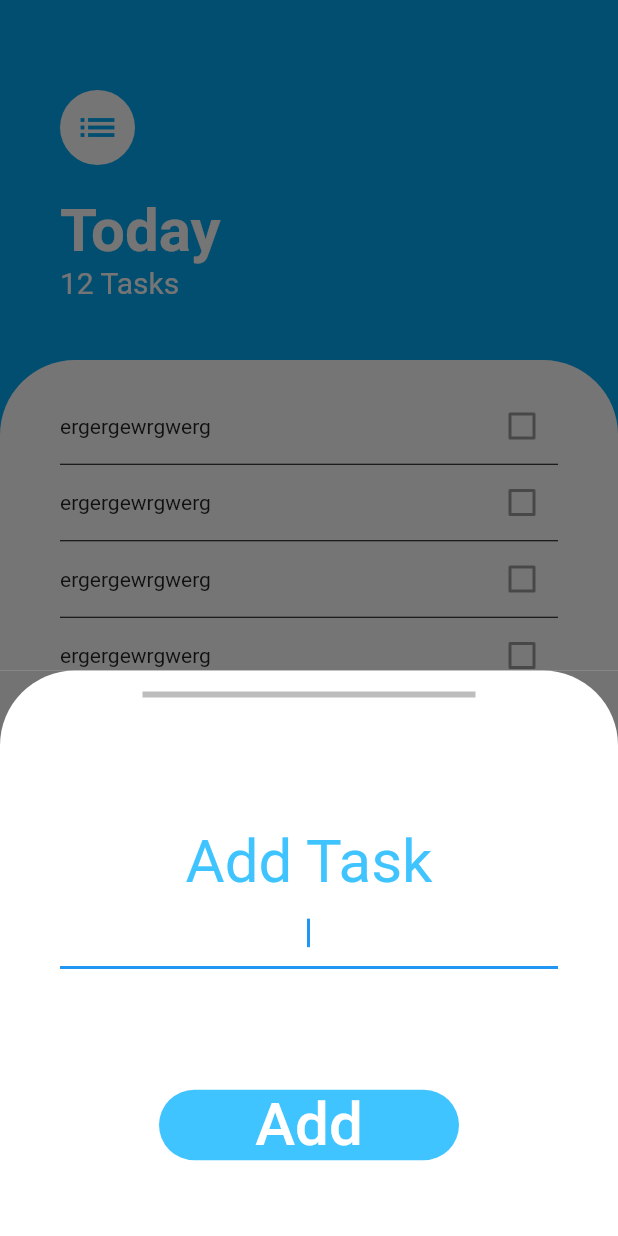
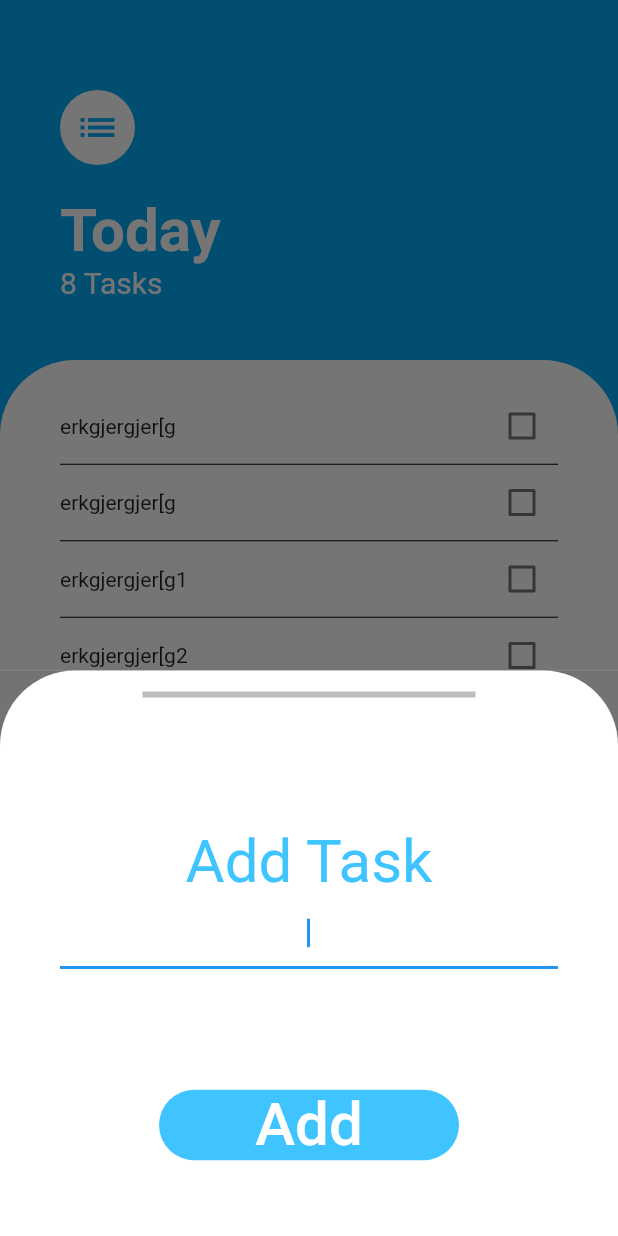
Before and after one commit to AbdulazizAlasiri/todos-app, a Flutter app: the screen it shows after launch, after a tap on the "add" icon, on a phone screen of 412 x 824 dp. Run offline on Flutter 3.47's test engine with Material 2 defaults, Android fonts, the phone set to English and light mode, and no system bars.

Commit message:
Adding the app functinalty

```diff
--- /dev/null
+++ b/lib/modules/todo.dart
@@ -0,0 +1,26 @@
+class TodoClass {
+  String _title;
+  bool _isDone;
+  TodoClass(title, {isDone = false}) {
+    this._title = title;
+    this._isDone = isDone;
+  }
+
+  String getTitle() {
+    return _title;
+  }
+
+  String setTitle(String newTitle) {
+    this._title = newTitle;
+    return this._title;
+  }
+
+  bool isDone() {
+    return _isDone;
+  }
+
+  bool toggleCompleation() {
+    this._isDone = !this._isDone;
+    return _isDone;
+  }
+}
--- a/lib/screens/add_task_screen.dart
+++ b/lib/screens/add_task_screen.dart
@@ -1,8 +1,32 @@
 import 'package:flutter/material.dart';
 
-class AddTaskScreen extends StatelessWidget {
+class AddTaskScreen extends StatefulWidget {
+  final Function addTaskCallback;
+  AddTaskScreen({@required this.addTaskCallback});
+
+  @override
+  _AddTaskScreenState createState() => _AddTaskScreenState();
+}
+
+class _AddTaskScreenState extends State<AddTaskScreen> {
+  String newTask;
+
   @override
   Widget build(BuildContext context) {
+    FlatButton addButton = FlatButton(
+      minWidth: 200,
+      shape:
+          RoundedRectangleBorder(borderRadius: new BorderRadius.circular(30.0)),
+      onPressed: () {
+        widget.addTaskCallback(newTask);
+        Navigator.pop(context);
+      },
+      child: Text(
+        'Add',
+        style: TextStyle(fontSize: 40, color: Colors.white),
+      ),
+      color: Colors.lightBlueAccent,
+    );
     return Container(
       color: Colors.black54,
       child: Container(
@@ -33,21 +57,19 @@ class AddTaskScreen extends StatelessWidget {
                   fontWeight: FontWeight.w400),
             ),
             TextField(
+              onChanged: (value) {
+                setState(() {
+                  newTask = value;
+                });
+              },
               autofocus: true,
               textAlign: TextAlign.center,
+              onEditingComplete: () {
+                addButton.onPressed();
+              },
             ),
             SizedBox(height: 80),
-            FlatButton(
-              minWidth: 200,
-              shape: RoundedRectangleBorder(
-                  borderRadius: new BorderRadius.circular(30.0)),
-              onPressed: () {},
-              child: Text(
-                'Add',
-                style: TextStyle(fontSize: 40, color: Colors.white),
-              ),
-              color: Colors.lightBlueAccent,
-            )
+            addButton
           ],
         ),
       ),
--- a/lib/screens/todos_screen.dart
+++ b/lib/screens/todos_screen.dart
@@ -1,6 +1,7 @@
 import 'package:flutter/material.dart';
 import 'package:todoey_flutter/utlity/todo.dart';
 import 'package:todoey_flutter/screens/add_task_screen.dart';
+import 'package:todoey_flutter/modules/todo.dart';
 
 class TodosScreen extends StatefulWidget {
   @override
@@ -8,15 +9,38 @@ class TodosScreen extends StatefulWidget {
 }
 
 class _TodosScreenState extends State<TodosScreen> {
-  List<Map> todos = [
-    {'text': 'ergergewrgwerg', 'checked': false},
-    {'text': 'ergergewrgwerg', 'checked': false},
-    {'text': 'ergergewrgwerg', 'checked': false},
-    {'text': 'ergergewrgwerg', 'checked': false},
-    {'text': 'ergergewrgwerg', 'checked': false},
-    {'text': 'ergergewrgwerg', 'checked': false},
-    {'text': 'ergergewrgwerg', 'checked': false},
+  List<TodoClass> todos;
+
+  @override
+  void initState() {
+    super.initState();
+    todos = [
+      TodoClass('erkgjergjer[g1'),
+      TodoClass('erkgjergjer[g2'),
+      TodoClass('erkgjergjer[g4'),
+      TodoClass('erkgjergjer[g3'),
+      TodoClass('erkgjergjer[g', isDone: true),
+      TodoClass('erkgjergjer[g', isDone: false),
+      TodoClass('erkgjergjer[g', isDone: true),
+      TodoClass('erkgjergjer[g'),
     ];
+    todos.sort((TodoClass a, TodoClass b) {
+      if (!(a.isDone() ^ b.isDone())) {
+        return a.getTitle().compareTo(b.getTitle());
+      } else {
+        if (a.isDone())
+          return 1;
+        else
+          return -1;
+      }
+    });
+  }
+
+  void addTask(String text) {
+    setState(() {
+      todos.insert(0, TodoClass(text));
+    });
+  }
 
   @override
   Widget build(BuildContext context) {
@@ -30,7 +54,10 @@ class _TodosScreenState extends State<TodosScreen> {
               child: Container(
                 padding: EdgeInsets.only(
                     bottom: MediaQuery.of(context).viewInsets.bottom),
-                      child: AddTaskScreen())));
+                child: AddTaskScreen(addTaskCallback: addTask),
+              ),
+            ),
+          );
         },
         child: Icon(Icons.add),
       ),
@@ -70,7 +97,7 @@ class _TodosScreenState extends State<TodosScreen> {
                         fontWeight: FontWeight.w700),
                   ),
                   Text(
-                    '12 Tasks',
+                    '${todos.length} Tasks',
                     style: TextStyle(
                       fontSize: 20,
                       color: Colors.white,
@@ -105,11 +132,26 @@ class _TodosScreenState extends State<TodosScreen> {
                         // Show a snackbar. This snackbar could also contain "Undo" actions.
                         Scaffold.of(context).showSnackBar(SnackBar(
                             content:
-                                Text("${todos[index]['text']} dismissed")));
+                                Text("${todos[index].getTitle()} dismissed")));
                       },
                       child: Todo(
-                        text: todos[index]['text'],
-                        checked: todos[index]['checked'],
+                        text: todos[index].getTitle(),
+                        checked: todos[index].isDone(),
+                        onChanged: (value) {
+                          setState(() {
+                            todos[index].toggleCompleation();
+                            todos.sort((TodoClass a, TodoClass b) {
+                              if (!(a.isDone() ^ b.isDone())) {
+                                return a.getTitle().compareTo(b.getTitle());
+                              } else {
+                                if (a.isDone())
+                                  return 1;
+                                else
+                                  return -1;
+                              }
+                            });
+                          });
+                        },
                       ),
                     ),
                     itemCount: todos.length,
```
Lines whose indentation alone changed are shown as unchanged.
